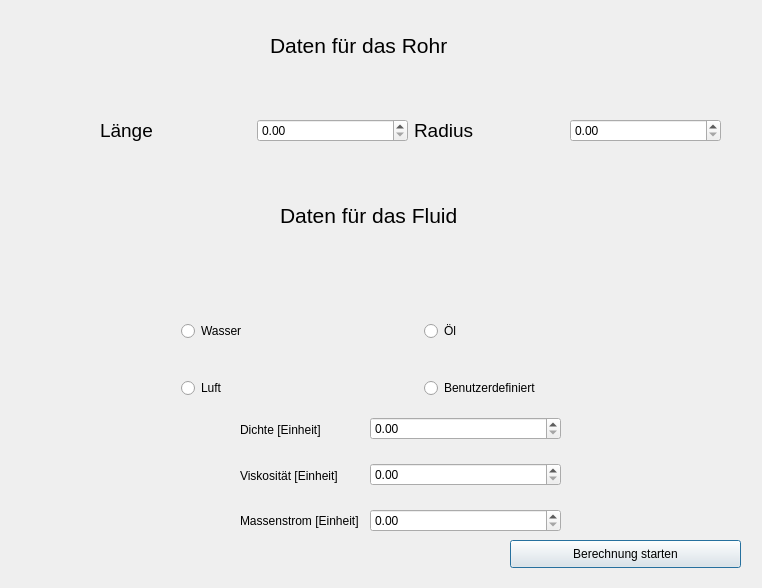
Above: src/dateneingabe.ui from maxiimilian/btube before the change. Below: the same form after it.
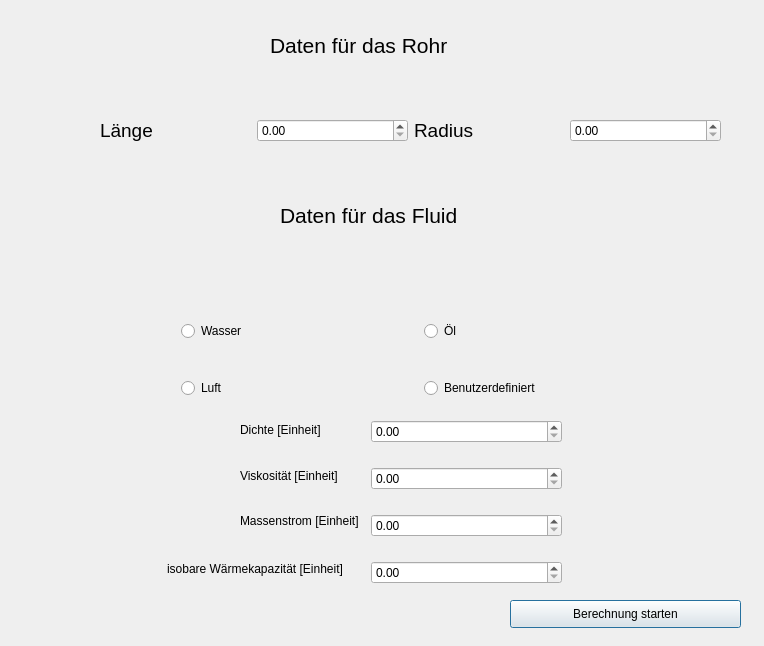
That is the form after the change.

Commit message:
Überarbeitungen an der UI
Neue SpinBox hinzugefügt und verbindungen geändert
Speichern der Variablen

What changed in the file:
```diff
--- a/src/dateneingabe.ui
+++ b/src/dateneingabe.ui
@@ -6,8 +6,8 @@
    <rect>
     <x>0</x>
     <y>0</y>
-    <width>762</width>
-    <height>588</height>
+    <width>764</width>
+    <height>646</height>
    </rect>
   </property>
   <property name="windowTitle">
@@ -133,7 +133,7 @@
    <property name="geometry">
     <rect>
      <x>510</x>
-     <y>540</y>
+     <y>600</y>
      <width>231</width>
      <height>28</height>
     </rect>
@@ -142,27 +142,6 @@
     <string>Berechnung starten</string>
    </property>
   </widget>
-  <widget class="QWidget" name="layoutWidget">
-   <property name="geometry">
-    <rect>
-     <x>370</x>
-     <y>400</y>
-     <width>191</width>
-     <height>151</height>
-    </rect>
-   </property>
-   <layout class="QVBoxLayout" name="verticalLayout">
-    <item>
-     <widget class="QDoubleSpinBox" name="Dichte"/>
-    </item>
-    <item>
-     <widget class="QDoubleSpinBox" name="Viskositaet"/>
-    </item>
-    <item>
-     <widget class="QDoubleSpinBox" name="Massenstrom"/>
-    </item>
-   </layout>
-  </widget>
   <widget class="QWidget" name="layoutWidget">
    <property name="geometry">
     <rect>
@@ -196,6 +175,43 @@
     </item>
    </layout>
   </widget>
+  <widget class="QLabel" name="label_8">
+   <property name="geometry">
+    <rect>
+     <x>167</x>
+     <y>550</y>
+     <width>201</width>
+     <height>38</height>
+    </rect>
+   </property>
+   <property name="text">
+    <string>isobare Wärmekapazität [Einheit]</string>
+   </property>
+  </widget>
+  <widget class="QWidget" name="">
+   <property name="geometry">
+    <rect>
+     <x>371</x>
+     <y>402</y>
+     <width>191</width>
+     <height>201</height>
+    </rect>
+   </property>
+   <layout class="QVBoxLayout" name="verticalLayout">
+    <item>
+     <widget class="QDoubleSpinBox" name="Dichte"/>
+    </item>
+    <item>
+     <widget class="QDoubleSpinBox" name="Viskositaet"/>
+    </item>
+    <item>
+     <widget class="QDoubleSpinBox" name="Massenstrom"/>
+    </item>
+    <item>
+     <widget class="QDoubleSpinBox" name="cpwert"/>
+    </item>
+   </layout>
+  </widget>
  </widget>
  <resources/>
  <connections>
```
Left out of the diff: 64 changed lines with no effect on the pictures. The commit also changes 1 other file.
